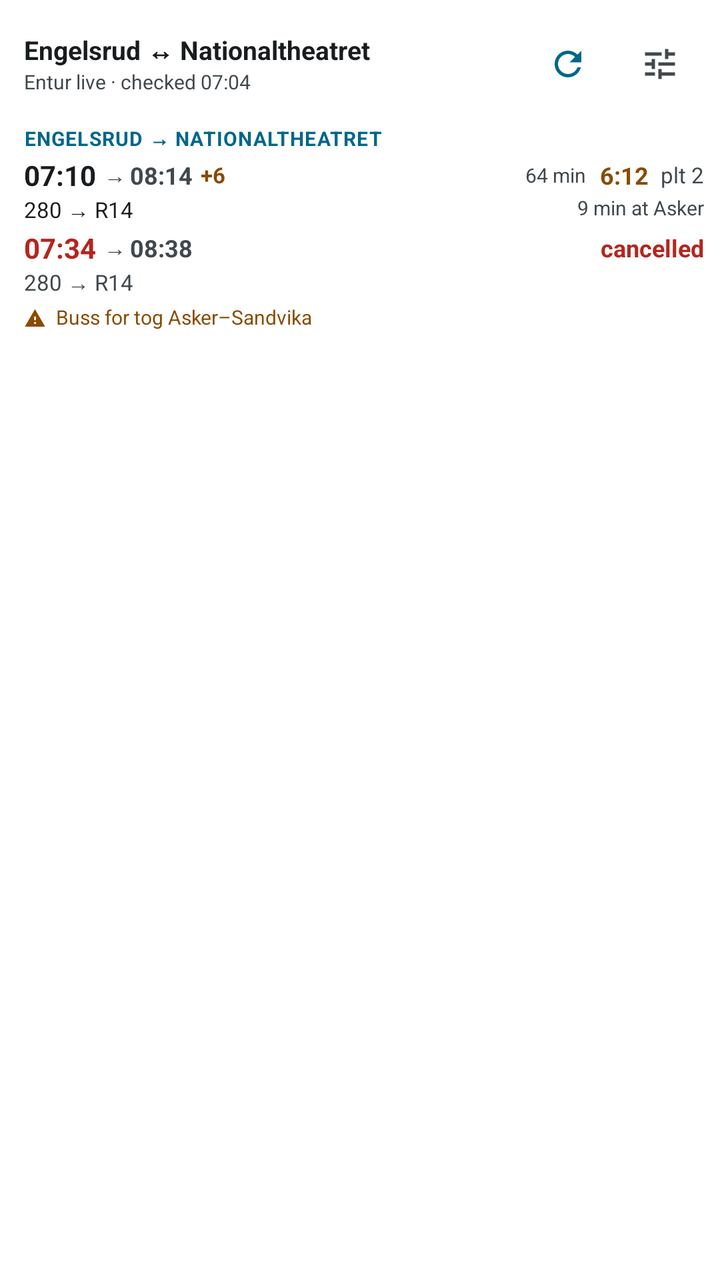
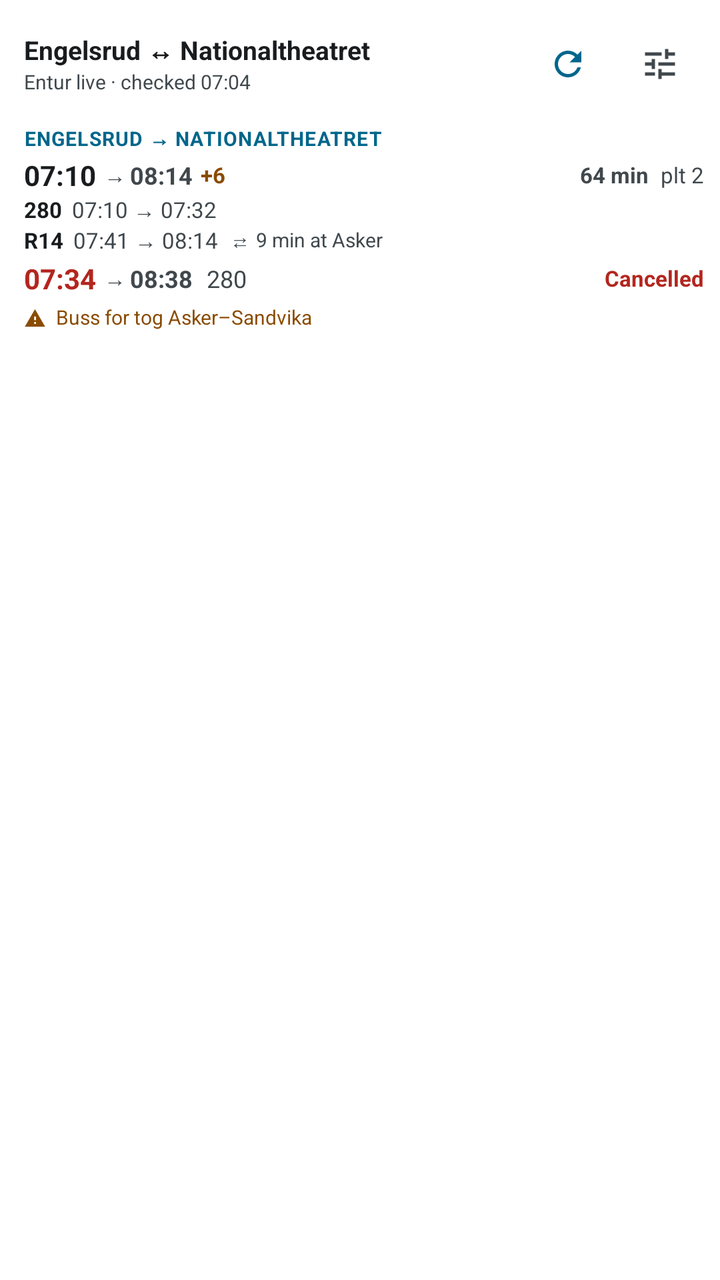

Screens rendered from an Android XML layout before and after an edit, with the pre-edit source and the edit as a unified diff.
<!-- AndroidManifest.xml: fallback theme Theme.MaterialComponents.DayNight.NoActionBar -->
<!-- res/layout/atlas_commute_widget_preview.xml -->
<?xml version="1.0" encoding="utf-8"?>
<LinearLayout
  xmlns:android="http://schemas.android.com/apk/res/android"
  android:layout_width="match_parent"
  android:layout_height="match_parent"
  android:background="@drawable/atlas_commute_widget_background"
  android:orientation="vertical">

  <LinearLayout
    android:layout_width="match_parent"
    android:layout_height="wrap_content"
    android:gravity="center_vertical"
    android:orientation="horizontal">
    <LinearLayout
      android:layout_width="0dp"
      android:layout_height="wrap_content"
      android:layout_weight="1"
      android:orientation="vertical">
      <TextView
        android:layout_width="match_parent"
        android:layout_height="wrap_content"
        android:ellipsize="end"
        android:maxLines="1"
        android:text="@string/atlas_commute_widget_preview_route"
        android:textColor="@color/atlas_widget_text"
        android:textSize="13sp"
        android:textStyle="bold" />
      <TextView
        android:layout_width="match_parent"
        android:layout_height="wrap_content"
        android:ellipsize="end"
        android:maxLines="1"
        android:text="@string/atlas_commute_widget_preview_status"
        android:textColor="@color/atlas_widget_muted"
        android:textSize="10sp" />
    </LinearLayout>
    <ImageView
      android:layout_width="48dp"
      android:layout_height="48dp"
      android:contentDescription="@string/atlas_commute_widget_refresh"
      android:padding="14dp"
      android:src="@drawable/atlas_widget_refresh" />
    <ImageView
      android:layout_width="44dp"
      android:layout_height="48dp"
      android:contentDescription="@string/atlas_commute_widget_configure"
      android:paddingStart="12dp"
      android:paddingTop="14dp"
      android:paddingEnd="12dp"
      android:paddingBottom="14dp"
      android:src="@drawable/atlas_widget_tune" />
  </LinearLayout>

  <TextView
    android:layout_width="match_parent"
    android:layout_height="wrap_content"
    android:layout_marginTop="6dp"
    android:ellipsize="end"
    android:letterSpacing="0.04"
    android:maxLines="1"
    android:text="@string/atlas_commute_widget_preview_label"
    android:textColor="@color/atlas_widget_accent"
    android:textSize="10sp"
    android:textStyle="bold" />

  <LinearLayout
    android:layout_width="match_parent"
    android:layout_height="wrap_content"
    android:orientation="vertical"
    android:paddingTop="2dp">
    <LinearLayout
      android:layout_width="match_parent"
      android:layout_height="wrap_content"
      android:baselineAligned="false"
      android:gravity="center_vertical"
      android:orientation="horizontal">
      <TextView
        android:layout_width="wrap_content"
        android:layout_height="wrap_content"
        android:text="@string/atlas_commute_widget_preview_time_1"
        android:textColor="@color/atlas_widget_text"
        android:textSize="14sp"
        android:textStyle="bold" />
      <TextView
        android:layout_width="wrap_content"
        android:layout_height="wrap_content"
        android:layout_marginStart="4dp"
        android:text="@string/atlas_commute_widget_to"
        android:textColor="@color/atlas_widget_muted"
        android:textSize="11sp" />
      <TextView
        android:layout_width="wrap_content"
        android:layout_height="wrap_content"
        android:layout_marginStart="2dp"
        android:text="@string/atlas_commute_widget_preview_arrival_1"
        android:textColor="@color/atlas_widget_muted"
        android:textSize="12sp"
        android:textStyle="bold" />
      <TextView
        android:layout_width="wrap_content"
        android:layout_height="wrap_content"
        android:layout_marginStart="4dp"
        android:text="@string/atlas_commute_widget_preview_delay_1"
        android:textColor="@color/atlas_widget_warn"
        android:textSize="11sp"
        android:textStyle="bold" />
      <TextView
        android:layout_width="0dp"
        android:layout_height="wrap_content"
        android:layout_weight="1" />
      <TextView
        android:layout_width="wrap_content"
        android:layout_height="wrap_content"
        android:layout_marginStart="6dp"
        android:text="@string/atlas_commute_widget_preview_duration_1"
        android:textColor="@color/atlas_widget_muted"
        android:textSize="10sp" />
      <TextView
        android:layout_width="wrap_content"
        android:layout_height="wrap_content"
        android:layout_marginStart="7dp"
        android:text="@string/atlas_commute_widget_preview_countdown_1"
        android:textColor="@color/atlas_widget_warn"
        android:textSize="12sp"
        android:textStyle="bold" />
      <TextView
        android:layout_width="wrap_content"
        android:layout_height="wrap_content"
        android:layout_marginStart="6dp"
        android:text="@string/atlas_commute_widget_preview_platform_1"
        android:textColor="@color/atlas_widget_muted"
        android:textSize="11sp" />
    </LinearLayout>
    <LinearLayout
      android:layout_width="match_parent"
      android:layout_height="wrap_content"
      android:baselineAligned="false"
      android:orientation="horizontal">
      <TextView
        android:layout_width="0dp"
        android:layout_height="wrap_content"
        android:layout_weight="1"
        android:ellipsize="end"
        android:maxLines="1"
        android:text="@string/atlas_commute_widget_preview_lines_1"
        android:textColor="@color/atlas_widget_text"
        android:textSize="11sp" />
      <TextView
        android:layout_width="wrap_content"
        android:layout_height="wrap_content"
        android:layout_marginStart="6dp"
        android:text="@string/atlas_commute_widget_preview_changes_1"
        android:textColor="@color/atlas_widget_muted"
        android:textSize="10sp" />
    </LinearLayout>
  </LinearLayout>

  <LinearLayout
    android:layout_width="match_parent"
    android:layout_height="wrap_content"
    android:orientation="vertical"
    android:paddingTop="2dp">
    <LinearLayout
      android:layout_width="match_parent"
      android:layout_height="wrap_content"
      android:baselineAligned="false"
      android:gravity="center_vertical"
      android:orientation="horizontal">
      <TextView
        android:layout_width="wrap_content"
        android:layout_height="wrap_content"
        android:text="@string/atlas_commute_widget_preview_time_2"
        android:textColor="@color/atlas_widget_error"
        android:textSize="14sp"
        android:textStyle="bold" />
      <TextView
        android:layout_width="wrap_content"
        android:layout_height="wrap_content"
        android:layout_marginStart="4dp"
        android:text="@string/atlas_commute_widget_to"
        android:textColor="@color/atlas_widget_muted"
        android:textSize="11sp" />
      <TextView
        android:layout_width="wrap_content"
        android:layout_height="wrap_content"
        android:layout_marginStart="2dp"
        android:text="@string/atlas_commute_widget_preview_arrival_2"
        android:textColor="@color/atlas_widget_muted"
        android:textSize="12sp"
        android:textStyle="bold" />
      <TextView
        android:layout_width="0dp"
        android:layout_height="wrap_content"
        android:layout_weight="1" />
      <TextView
        android:layout_width="wrap_content"
        android:layout_height="wrap_content"
        android:layout_marginStart="7dp"
        android:text="@string/atlas_commute_widget_preview_countdown_2"
        android:textColor="@color/atlas_widget_error"
        android:textSize="12sp"
        android:textStyle="bold" />
    </LinearLayout>
    <TextView
      android:layout_width="match_parent"
      android:layout_height="wrap_content"
      android:ellipsize="end"
      android:maxLines="1"
      android:text="@string/atlas_commute_widget_preview_lines_2"
      android:textColor="@color/atlas_widget_muted"
      android:textSize="11sp" />
  </LinearLayout>

  <LinearLayout
    android:layout_width="match_parent"
    android:layout_height="wrap_content"
    android:baselineAligned="false"
    android:orientation="horizontal"
    android:paddingTop="3dp">
    <ImageView
      android:layout_width="11dp"
      android:layout_height="11dp"
      android:layout_marginTop="2dp"
      android:contentDescription="@null"
      android:src="@drawable/atlas_widget_alert" />
    <TextView
      android:layout_width="0dp"
      android:layout_height="wrap_content"
      android:layout_marginStart="5dp"
      android:layout_weight="1"
      android:ellipsize="end"
      android:maxLines="2"
      android:text="@string/atlas_commute_widget_preview_note"
      android:textColor="@color/atlas_widget_warn"
      android:textSize="10sp" />
  </LinearLayout>
</LinearLayout>
<!-- resources referenced by this layout -->
<resources>
  <color name="atlas_widget_accent">#FF15599C</color>
  <color name="atlas_widget_error">#FFB3261E</color>
  <color name="atlas_widget_muted">#FF56626F</color>
  <color name="atlas_widget_text">#FF0F1419</color>
  <color name="atlas_widget_warn">#FF8A4B00</color>
  <!-- drawable atlas_commute_widget_background (drawable) -->
  <?xml version="1.0" encoding="utf-8"?>
  <shape xmlns:android="http://schemas.android.com/apk/res/android" android:shape="rectangle">
    <solid android:color="@color/atlas_widget_background" />
    <corners android:radius="@dimen/atlas_widget_radius" />
    <padding android:left="12dp" android:top="8dp" android:right="8dp" android:bottom="10dp" />
  </shape>
  <!-- drawable atlas_widget_alert (drawable) -->
  <vector xmlns:android="http://schemas.android.com/apk/res/android"
    android:width="24dp"
    android:height="24dp"
    android:viewportWidth="24"
    android:viewportHeight="24"
    android:tint="@color/atlas_widget_warn">
    <path
      android:fillColor="#FFFFFFFF"
      android:pathData="M1,21h22L12,2 1,21zM13,18h-2v-2h2v2zM13,14h-2v-4h2v4z" />
  </vector>
  <!-- drawable atlas_widget_refresh (drawable) -->
  <vector xmlns:android="http://schemas.android.com/apk/res/android"
    android:width="24dp"
    android:height="24dp"
    android:viewportWidth="24"
    android:viewportHeight="24"
    android:tint="@color/atlas_widget_accent">
    <path
      android:fillColor="#FFFFFFFF"
      android:pathData="M17.65,6.35C16.2,4.9 14.21,4 12,4c-4.42,0 -7.99,3.58 -8,8s3.57,8 8,8c3.73,0 6.84,-2.55 7.73,-6h-2.08c-0.82,2.33 -3.04,4 -5.65,4 -3.31,0 -6,-2.69 -6,-6s2.69,-6 6,-6c1.66,0 3.14,0.69 4.22,1.78L13,11h7V4l-2.35,2.35z" />
  </vector>
  <!-- drawable atlas_widget_tune (drawable) -->
  <vector xmlns:android="http://schemas.android.com/apk/res/android"
    android:width="24dp"
    android:height="24dp"
    android:viewportWidth="24"
    android:viewportHeight="24"
    android:tint="@color/atlas_widget_muted">
    <path
      android:fillColor="#FFFFFFFF"
      android:pathData="M3,17v2h6v-2L3,17zM3,5v2h10L13,5L3,5zM13,21v-2h8v-2h-8v-2h-2v6h2zM7,9v2L3,11v2h4v2h2L9,9L7,9zM21,13v-2L11,11v2h10zM15,9h2L17,7h4L21,5h-4L17,3h-2v6z" />
  </vector>
  <string name="atlas_commute_widget_configure">Choose direction</string>
  <string name="atlas_commute_widget_preview_arrival_1">08:14</string>
  <string name="atlas_commute_widget_preview_arrival_2">08:38</string>
  <string name="atlas_commute_widget_preview_changes_1">9 min at Asker</string>
  <string name="atlas_commute_widget_preview_countdown_1">6:12</string>
  <string name="atlas_commute_widget_preview_countdown_2">cancelled</string>
  <string name="atlas_commute_widget_preview_delay_1">+6</string>
  <string name="atlas_commute_widget_preview_duration_1">64 min</string>
  <string name="atlas_commute_widget_preview_label">ENGELSRUD → NATIONALTHEATRET</string>
  <string name="atlas_commute_widget_preview_lines_1">280 → R14</string>
  <string name="atlas_commute_widget_preview_lines_2">280 → R14</string>
  <string name="atlas_commute_widget_preview_note">Buss for tog Asker–Sandvika</string>
  <string name="atlas_commute_widget_preview_platform_1">plt 2</string>
  <string name="atlas_commute_widget_preview_route">Engelsrud ↔ Nationaltheatret</string>
  <string name="atlas_commute_widget_preview_status">Entur live · checked 07:04</string>
  <string name="atlas_commute_widget_preview_time_1">07:10</string>
  <string name="atlas_commute_widget_preview_time_2">07:34</string>
  <string name="atlas_commute_widget_refresh">Refresh departures</string>
  <string name="atlas_commute_widget_to">→</string>
  <color name="atlas_widget_background">#FFF6F8FB</color>
  <dimen name="atlas_widget_radius">20dp</dimen>
</resources>

<!-- the commit's change to res/layout/atlas_commute_widget_preview.xml (unified diff, before → after) -->
@@ -114,14 +114,7 @@
         android:layout_marginStart="6dp"
         android:text="@string/atlas_commute_widget_preview_duration_1"
         android:textColor="@color/atlas_widget_muted"
-        android:textSize="10sp" />
-      <TextView
-        android:layout_width="wrap_content"
-        android:layout_height="wrap_content"
-        android:layout_marginStart="7dp"
-        android:text="@string/atlas_commute_widget_preview_countdown_1"
-        android:textColor="@color/atlas_widget_warn"
-        android:textSize="12sp"
+        android:textSize="11sp"
         android:textStyle="bold" />
       <TextView
         android:layout_width="wrap_content"
@@ -135,21 +128,60 @@
       android:layout_width="match_parent"
       android:layout_height="wrap_content"
       android:baselineAligned="false"
-      android:orientation="horizontal">
+      android:gravity="center_vertical"
+      android:orientation="horizontal">
+      <TextView
+        android:layout_width="wrap_content"
+        android:layout_height="wrap_content"
+        android:text="@string/atlas_commute_widget_preview_leg_1a"
+        android:textColor="@color/atlas_widget_text"
+        android:textSize="11sp"
+        android:textStyle="bold" />
+      <TextView
+        android:layout_width="wrap_content"
+        android:layout_height="wrap_content"
+        android:layout_marginStart="5dp"
+        android:maxLines="1"
+        android:text="@string/atlas_commute_widget_preview_window_1a"
+        android:textColor="@color/atlas_widget_muted"
+        android:textSize="11sp" />
+    </LinearLayout>
+    <LinearLayout
+      android:layout_width="match_parent"
+      android:layout_height="wrap_content"
+      android:baselineAligned="false"
+      android:gravity="center_vertical"
+      android:orientation="horizontal">
+      <TextView
+        android:layout_width="wrap_content"
+        android:layout_height="wrap_content"
+        android:text="@string/atlas_commute_widget_preview_leg_1b"
+        android:textColor="@color/atlas_widget_text"
+        android:textSize="11sp"
+        android:textStyle="bold" />
+      <TextView
+        android:layout_width="wrap_content"
+        android:layout_height="wrap_content"
+        android:layout_marginStart="5dp"
+        android:maxLines="1"
+        android:text="@string/atlas_commute_widget_preview_window_1b"
+        android:textColor="@color/atlas_widget_muted"
+        android:textSize="11sp" />
+      <TextView
+        android:layout_width="wrap_content"
+        android:layout_height="wrap_content"
+        android:layout_marginStart="6dp"
+        android:text="@string/atlas_commute_widget_change"
+        android:textColor="@color/atlas_widget_muted"
+        android:textSize="10sp" />
       <TextView
         android:layout_width="0dp"
         android:layout_height="wrap_content"
+        android:layout_marginStart="3dp"
         android:layout_weight="1"
         android:ellipsize="end"
         android:maxLines="1"
-        android:text="@string/atlas_commute_widget_preview_lines_1"
-        android:textColor="@color/atlas_widget_text"
-        android:textSize="11sp" />
-      <TextView
-        android:layout_width="wrap_content"
-        android:layout_height="wrap_content"
-        android:layout_marginStart="6dp"
-        android:text="@string/atlas_commute_widget_preview_changes_1"
+        android:text="@string/atlas_commute_widget_preview_change_1b"
         android:textColor="@color/atlas_widget_muted"
         android:textSize="10sp" />
     </LinearLayout>
@@ -188,27 +220,26 @@
         android:textColor="@color/atlas_widget_muted"
         android:textSize="12sp"
         android:textStyle="bold" />
+      
       <TextView
         android:layout_width="0dp"
         android:layout_height="wrap_content"
-        android:layout_weight="1" />
-      <TextView
-        android:layout_width="wrap_content"
-        android:layout_height="wrap_content"
         android:layout_marginStart="7dp"
-        android:text="@string/atlas_commute_widget_preview_countdown_2"
+        android:layout_weight="1"
+        android:ellipsize="end"
+        android:maxLines="1"
+        android:text="@string/atlas_commute_widget_preview_leg_2a"
+        android:textColor="@color/atlas_widget_muted"
+        android:textSize="12sp" />
+      <TextView
+        android:layout_width="wrap_content"
+        android:layout_height="wrap_content"
+        android:layout_marginStart="7dp"
+        android:text="@string/atlas_commute_widget_preview_status_2"
         android:textColor="@color/atlas_widget_error"
-        android:textSize="12sp"
-        android:textStyle="bold" />
-    </LinearLayout>
-    <TextView
-      android:layout_width="match_parent"
-      android:layout_height="wrap_content"
-      android:ellipsize="end"
-      android:maxLines="1"
-      android:text="@string/atlas_commute_widget_preview_lines_2"
-      android:textColor="@color/atlas_widget_muted"
-      android:textSize="11sp" />
+        android:textSize="11sp"
+        android:textStyle="bold" />
+    </LinearLayout>
   </LinearLayout>
 
   <LinearLayout
<!-- resource entries referenced after the edit -->
@@ -45,23 +45,26 @@
       android:fillColor="#FFFFFFFF"
       android:pathData="M3,17v2h6v-2L3,17zM3,5v2h10L13,5L3,5zM13,21v-2h8v-2h-8v-2h-2v6h2zM7,9v2L3,11v2h4v2h2L9,9L7,9zM21,13v-2L11,11v2h10zM15,9h2L17,7h4L21,5h-4L17,3h-2v6z" />
   </vector>
+  <string name="atlas_commute_widget_change">⇄</string>
   <string name="atlas_commute_widget_configure">Choose direction</string>
   <string name="atlas_commute_widget_preview_arrival_1">08:14</string>
   <string name="atlas_commute_widget_preview_arrival_2">08:38</string>
-  <string name="atlas_commute_widget_preview_changes_1">9 min at Asker</string>
-  <string name="atlas_commute_widget_preview_countdown_1">6:12</string>
-  <string name="atlas_commute_widget_preview_countdown_2">cancelled</string>
+  <string name="atlas_commute_widget_preview_change_1b">9 min at Asker</string>
   <string name="atlas_commute_widget_preview_delay_1">+6</string>
   <string name="atlas_commute_widget_preview_duration_1">64 min</string>
   <string name="atlas_commute_widget_preview_label">ENGELSRUD → NATIONALTHEATRET</string>
-  <string name="atlas_commute_widget_preview_lines_1">280 → R14</string>
-  <string name="atlas_commute_widget_preview_lines_2">280 → R14</string>
+  <string name="atlas_commute_widget_preview_leg_1a">280</string>
+  <string name="atlas_commute_widget_preview_leg_1b">R14</string>
+  <string name="atlas_commute_widget_preview_leg_2a">280</string>
   <string name="atlas_commute_widget_preview_note">Buss for tog Asker–Sandvika</string>
   <string name="atlas_commute_widget_preview_platform_1">plt 2</string>
   <string name="atlas_commute_widget_preview_route">Engelsrud ↔ Nationaltheatret</string>
   <string name="atlas_commute_widget_preview_status">Entur live · checked 07:04</string>
+  <string name="atlas_commute_widget_preview_status_2">Cancelled</string>
   <string name="atlas_commute_widget_preview_time_1">07:10</string>
   <string name="atlas_commute_widget_preview_time_2">07:34</string>
+  <string name="atlas_commute_widget_preview_window_1a">07:10 → 07:32</string>
+  <string name="atlas_commute_widget_preview_window_1b">07:41 → 08:14</string>
   <string name="atlas_commute_widget_refresh">Refresh departures</string>
   <string name="atlas_commute_widget_to">→</string>
   <color name="atlas_widget_background">#FFF6F8FB</color>
